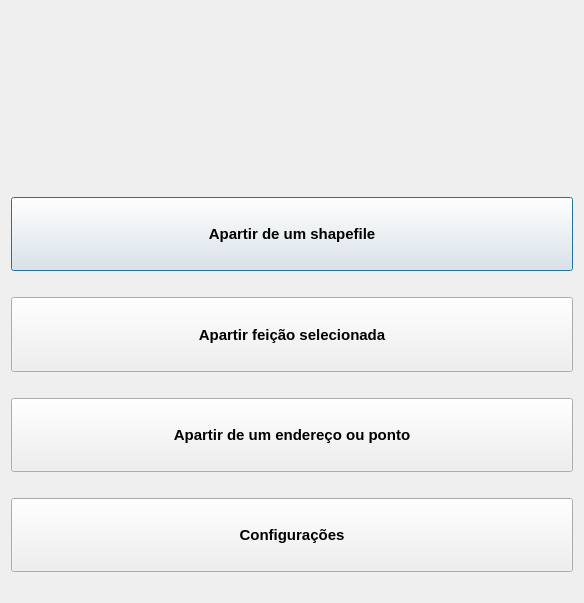
Above: screens/main_window.ui from spuhub/prisma before the change. Below: the same form after it.
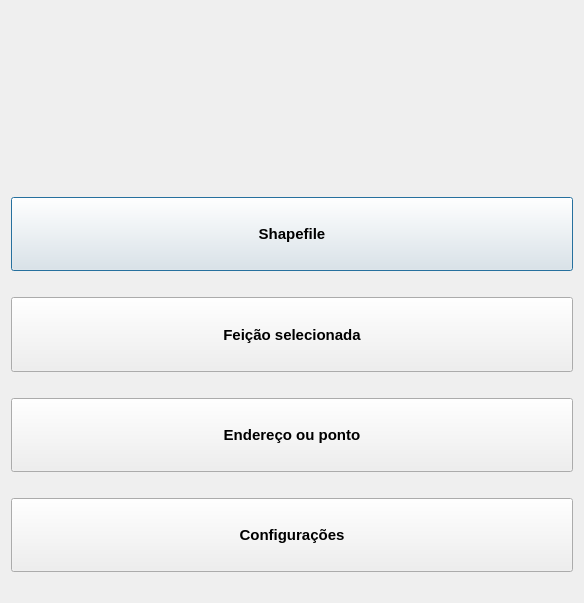
That is the form after the change. Icons and pictures are not drawn.

Commit message: Alteração layout página principal, inserção camadas de sobreposição

What changed in the file:
```diff
--- a/screens/main_window.ui
+++ b/screens/main_window.ui
@@ -79,7 +79,7 @@
         </font>
        </property>
        <property name="text">
-        <string>Apartir de um shapefile</string>
+        <string>Shapefile</string>
        </property>
       </widget>
      </item>
@@ -112,7 +112,7 @@
         </font>
        </property>
        <property name="text">
-        <string>Apartir feição selecionada</string>
+        <string>Feição selecionada</string>
        </property>
       </widget>
      </item>
@@ -145,7 +145,7 @@
         </font>
        </property>
        <property name="text">
-        <string>Apartir de um endereço ou ponto</string>
+        <string>Endereço ou ponto</string>
        </property>
       </widget>
      </item>
```
The commit also changes 3 other files.
